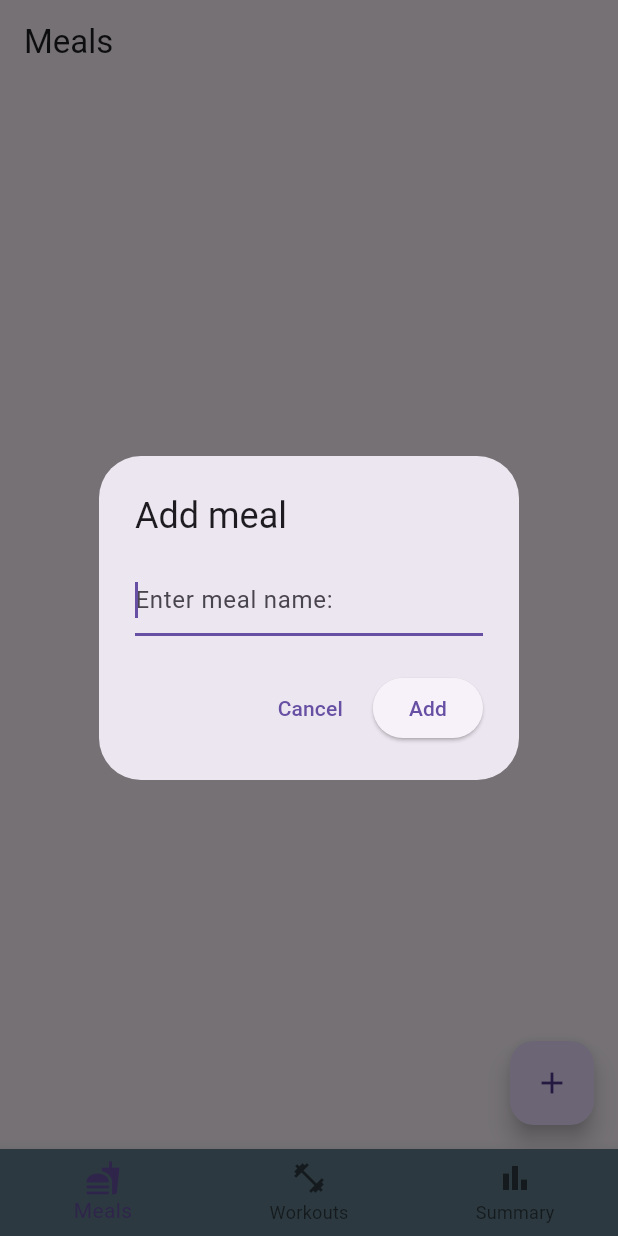
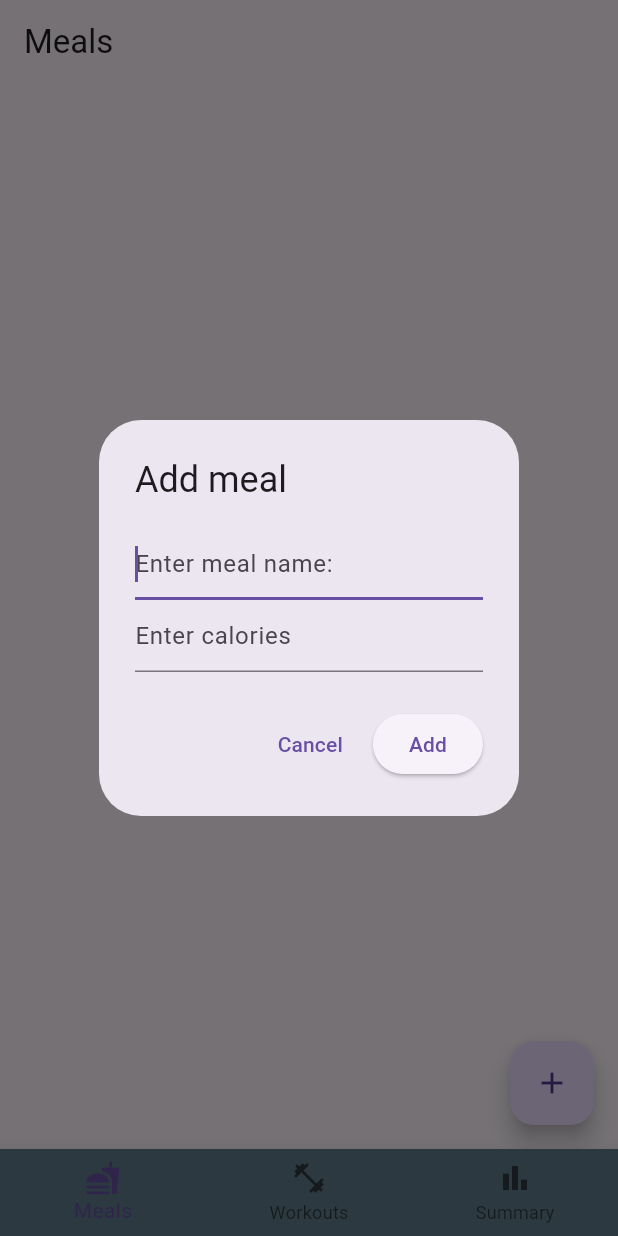
Before and after one commit to CristianQuijano/fitnessapp, a Flutter app: the screen it shows after launch, after a tap on the "add" icon, on a phone screen of 412 x 824 dp. Run offline on Flutter 3.47's test engine with Material 3 defaults, Android fonts, the phone set to English and light mode, and no system bars; our stand-ins replace drift, flutter_dotenv, flutter_riverpod; accounts and stored records are empty; generated files the repository leaves out were written again.

Commit message:
Added the calories function

```diff
--- a/lib/features/meals/meals_list_screen.dart
+++ b/lib/features/meals/meals_list_screen.dart
@@ -3,6 +3,7 @@ import 'package:flutter_riverpod/flutter_riverpod.dart';
 
 import '../../services/local_db.dart';
 import '../../services/providers.dart';
+import 'package:drift/drift.dart' show Value;
 
 class MealsListScreen extends ConsumerWidget {
   const MealsListScreen({super.key});
@@ -58,28 +59,44 @@ class MealsListScreen extends ConsumerWidget {
                 },
                 child: ListTile(
                   title: Text(meal.name),
-                  subtitle: Text(meal.createdAt.toString()),
+                  subtitle: Text(
+                    "${meal.calories ?? 0} kcal • ${meal.createdAt}",
+                  ),
                 ),
               );
             },
           );
         },
       ),
+      // FAB (Floating Action Button)
       floatingActionButton: FloatingActionButton(
         onPressed: () async {
-          final controller = TextEditingController();
+          final nameController = TextEditingController();
+          final caloriesController = TextEditingController();
 
-          final result = await showDialog<String>(
+          final result = await showDialog<Map<String, String>>(
             context: context,
             builder: (context) {
               return AlertDialog(
                 title: const Text("Add meal"),
-                content: TextField(
-                  controller: controller,
-                  autofocus: true,
-                  decoration: const InputDecoration(
-                    hintText: "Enter meal name:",
-                  ),
+                content: Column(
+                  mainAxisSize: MainAxisSize.min,
+                  children: [
+                    TextField(
+                      controller: nameController,
+                      autofocus: true,
+                      decoration: const InputDecoration(
+                        hintText: "Enter meal name:",
+                      ),
+                    ),
+                    TextField(
+                      controller: caloriesController,
+                      keyboardType: TextInputType.number,
+                      decoration: const InputDecoration(
+                        hintText: "Enter calories",
+                      ),
+                    ),
+                  ],
                 ),
                 actions: [
                   TextButton(
@@ -88,7 +105,10 @@ class MealsListScreen extends ConsumerWidget {
                   ),
                   ElevatedButton(
                     onPressed: () {
-                      Navigator.of(context).pop(controller.text);
+                      Navigator.of(context).pop({
+                        "name": nameController.text,
+                        "calories": caloriesController.text,
+                      });
                     },
                     child: const Text("Add"),
                   ),
@@ -97,9 +117,14 @@ class MealsListScreen extends ConsumerWidget {
             },
           );
 
-          if (result != null && result.trim().isNotEmpty) {
+          if (result != null && result["name"]!.trim().isNotEmpty) {
             final db = ref.read(dbProvider);
-            await db.insertMeal(MealsCompanion.insert(name: result.trim()));
+            await db.insertMeal(
+              MealsCompanion.insert(
+                name: result["name"]!.trim(),
+                calories: Value(int.tryParse(result["calories"] ?? "")),
+              ),
+            );
           }
         },
         child: const Icon(Icons.add),
--- a/lib/features/summary/summary_screen.dart
+++ b/lib/features/summary/summary_screen.dart
@@ -53,7 +53,7 @@ class SummaryScreen extends ConsumerWidget {
 
           final data = snapshot.data ?? const [0, 0];
           final mealsCount = data[0];
-          final workoutsCount = data[0];
+          final workoutsCount = data[1];
 
           return Padding(
             padding: const EdgeInsets.all(16.0),
```
